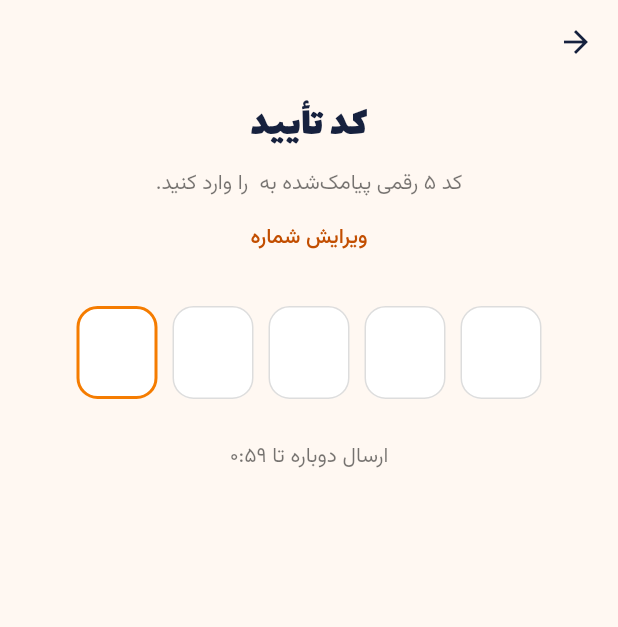
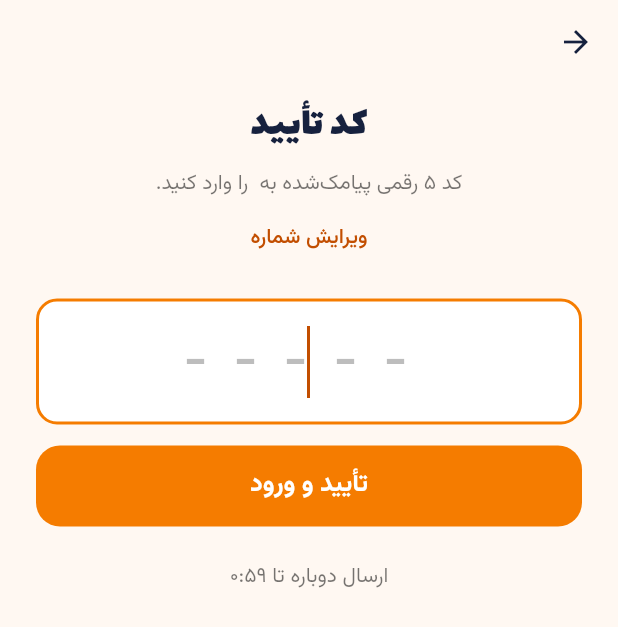
Before and after one commit to atamohaghegh1983-cmd/ata, a Flutter app: the OtpScreen screen opened by its route, on a phone screen of 412 x 824 dp. Shown: the top 627 px of the screen. Run offline on Flutter 3.47's test engine with Material 3 defaults, Android fonts, the phone set to English and light mode, and no system bars; our stand-ins replace dio, flutter_riverpod, flutter_secure_storage, go_router, shamsi_date, shared_preferences; accounts and stored records are empty.

Commit message:
App: replace hidden OTP input with a visible field and confirm button
The invisible field could not reopen the keyboard once it was dismissed,
so users were unable to type the code.

Co-Authored-By: Claude Opus 5.5 <noreply@anthropic.com>
Claude-Session: https://claude.ai/code/session_01DjW5Ra7mRz2oH3wKoiKGmZ

```diff
--- a/app/lib/features/auth/otp_screen.dart
+++ b/app/lib/features/auth/otp_screen.dart
@@ -56,7 +56,11 @@ class _OtpScreenState extends ConsumerState<OtpScreen> {
 
   Future<void> _verify() async {
     final code = Fa.enDigits(_c.text);
-    if (code.length != _len) return;
+    if (code.length != _len) {
+      setState(() => _error = 'کد ۵ رقمی را کامل وارد کنید.');
+      return;
+    }
+    if (_busy) return;
     setState(() {
       _busy = true;
       _error = null;
@@ -69,6 +73,7 @@ class _OtpScreenState extends ConsumerState<OtpScreen> {
       setState(() => _error = e.message);
       _c.clear();
       _focus.requestFocus();
+      SystemChannels.textInput.invokeMethod<void>('TextInput.show');
     } finally {
       if (mounted) setState(() => _busy = false);
     }
@@ -99,59 +104,44 @@ class _OtpScreenState extends ConsumerState<OtpScreen> {
             Text('کد ۵ رقمی پیامک‌شده به ${Fa.faDigits(widget.mobile)} را وارد کنید.', textAlign: TextAlign.center, style: const TextStyle(height: 1.7, color: Colors.black54)),
             TextButton(onPressed: () => context.pop(), child: const Text('ویرایش شماره')),
             const SizedBox(height: 16),
-            GestureDetector(
-              onTap: () => _focus.requestFocus(),
-              child: Stack(
-                alignment: Alignment.center,
-                children: [
-                  // فیلد واقعی (نامرئی) برای صفحه‌کلید و پر شدن خودکار
-                  Opacity(
-                    opacity: 0,
+            // خانه‌ی معمولی و قابل‌دیدن: با هر لمس صفحه‌کلید باز می‌شود و «چسباندن» هم کار می‌کند
+            Directionality(
+              textDirection: TextDirection.ltr,
               child: TextField(
                 key: const Key('otp_field'),
                 controller: _c,
                 focusNode: _focus,
                 autofocus: true,
+                enabled: !_busy,
                 keyboardType: TextInputType.number,
+                textInputAction: TextInputAction.done,
+                textAlign: TextAlign.center,
                 maxLength: _len,
                 autofillHints: const [AutofillHints.oneTimeCode],
+                style: const TextStyle(fontSize: 32, fontWeight: FontWeight.w700, letterSpacing: 18),
                 inputFormatters: [FilteringTextInputFormatter.allow(RegExp(r'[0-9۰-۹٠-٩]'))],
+                decoration: InputDecoration(
+                  counterText: '',
+                  hintText: '-----',
+                  hintStyle: const TextStyle(fontSize: 32, letterSpacing: 18, color: Colors.black26),
+                  errorText: _error,
+                  errorMaxLines: 3,
+                  contentPadding: const EdgeInsets.symmetric(vertical: 18),
+                ),
+                onTap: () => SystemChannels.textInput.invokeMethod<void>('TextInput.show'),
                 onChanged: (v) {
-                        setState(() {});
+                  if (_error != null) setState(() => _error = null);
                   if (Fa.enDigits(v).length == _len) _verify();
                 },
+                onSubmitted: (_) => _verify(),
               ),
             ),
-                  Directionality(
-                    textDirection: TextDirection.ltr,
-                    child: Row(
-                      mainAxisAlignment: MainAxisAlignment.center,
-                      children: List.generate(_len, (i) {
-                        final t = Fa.enDigits(_c.text);
-                        final filled = i < t.length;
-                        final active = i == t.length && _focus.hasFocus;
-                        return Container(
-                          width: 54,
-                          height: 62,
-                          margin: const EdgeInsets.symmetric(horizontal: 5),
-                          alignment: Alignment.center,
-                          decoration: BoxDecoration(
-                            color: Colors.white,
-                            borderRadius: BorderRadius.circular(14),
-                            border: Border.all(color: _error != null ? HsColors.red : (active ? HsColors.orange : const Color(0x22000000)), width: active ? 2 : 1),
+            const SizedBox(height: 14),
+            FilledButton(
+              key: const Key('otp_submit'),
+              onPressed: _busy ? null : _verify,
+              child: const Text('تأیید و ورود'),
             ),
-                          child: Text(filled ? Fa.faDigits(t[i]) : '', style: const TextStyle(fontSize: 26, fontWeight: FontWeight.w700)),
-                        );
-                      }),
-                    ),
-                  ),
-                ],
-              ),
-            ),
-            if (_error != null) ...[
-              const SizedBox(height: 12),
-              Text(_error!, textAlign: TextAlign.center, style: const TextStyle(color: HsColors.red, height: 1.6)),
-            ],
             const SizedBox(height: 24),
             if (_busy) const Center(child: CircularProgressIndicator(color: HsColors.orange)),
             if (!_busy)
```
Also changed, not shown: 1 other file. Lines whose indentation alone changed are shown as unchanged.
